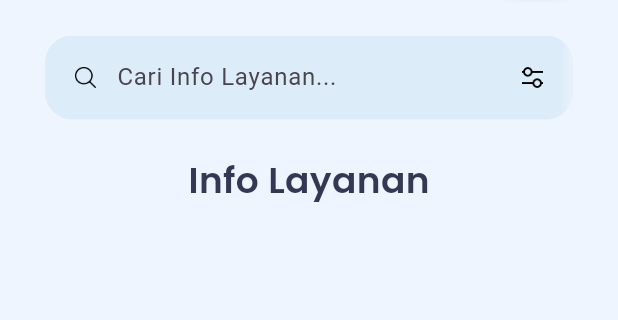
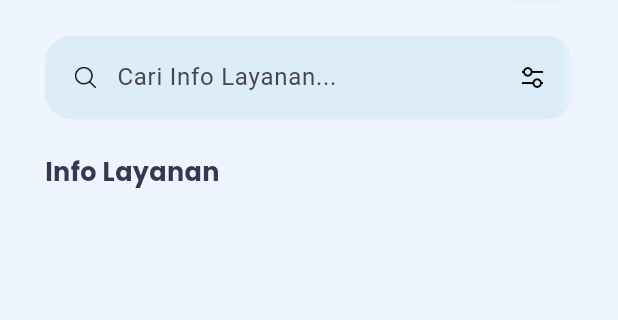
Before and after one commit to aldisakti2/Nusantara-News-App, a Flutter app: the HomePage widget shown alone on an empty page, opened directly, on a phone screen of 412 x 824 dp, the part 143-463 px from its top. Run offline on Flutter 3.47's test engine with Material 3 defaults, Android fonts, the light colour scheme and no system bars; our stand-ins replace firebase_core, google_fonts, percent_indicator; accounts and stored records are empty.

Commit message:
Add Title

```diff
--- a/lib/pages/home_page.dart
+++ b/lib/pages/home_page.dart
@@ -94,11 +94,20 @@ class HomePage extends StatelessWidget {
                   SizedBox(
                     height: 22.78,
                   ),
-                  Text('Info Layanan',
-                      style: kHeading6.copyWith(
-                        color: kPeacoat,
-                        fontWeight: FontWeight.w600,
-                      )),
+                  Row(
+                    crossAxisAlignment: CrossAxisAlignment.start,
+                    children: [
+                      Text('Info Layanan',
+                          style: kHeading6.copyWith(
+                            fontSize: 17,
+                            fontWeight: FontWeight.bold,
+                            color: kPeacoat,
+                          )),
+                    ],
+                  ),
+                  SizedBox(
+                    height: 12,
+                  ),
                 ],
               ),
             ),
```
